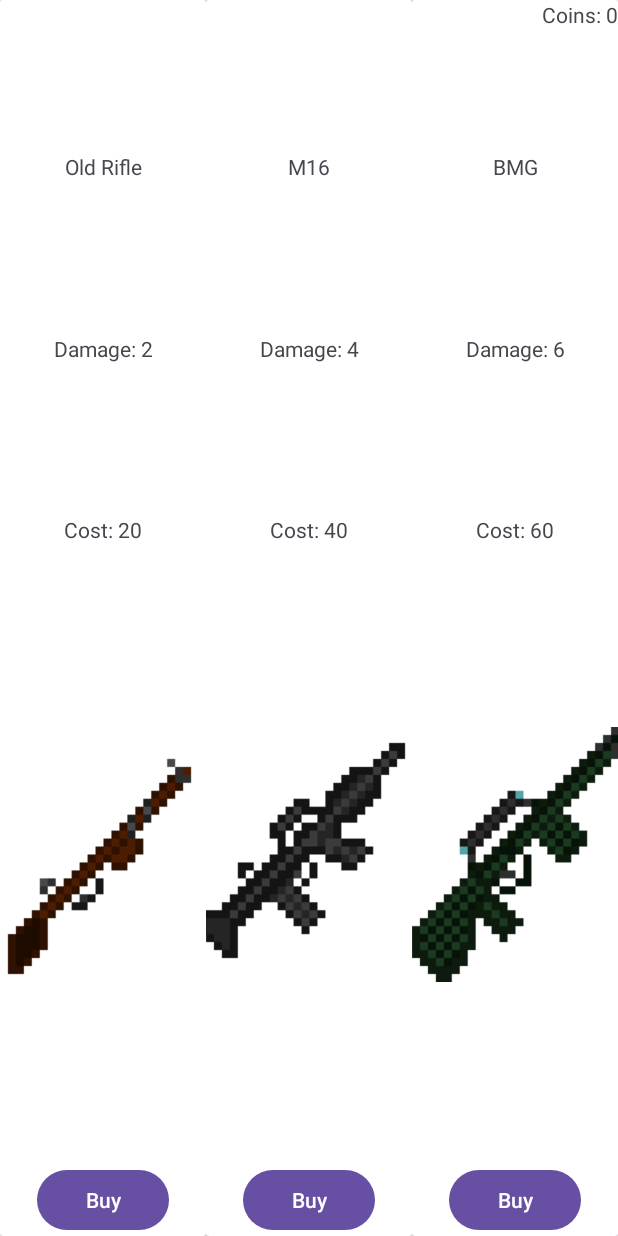
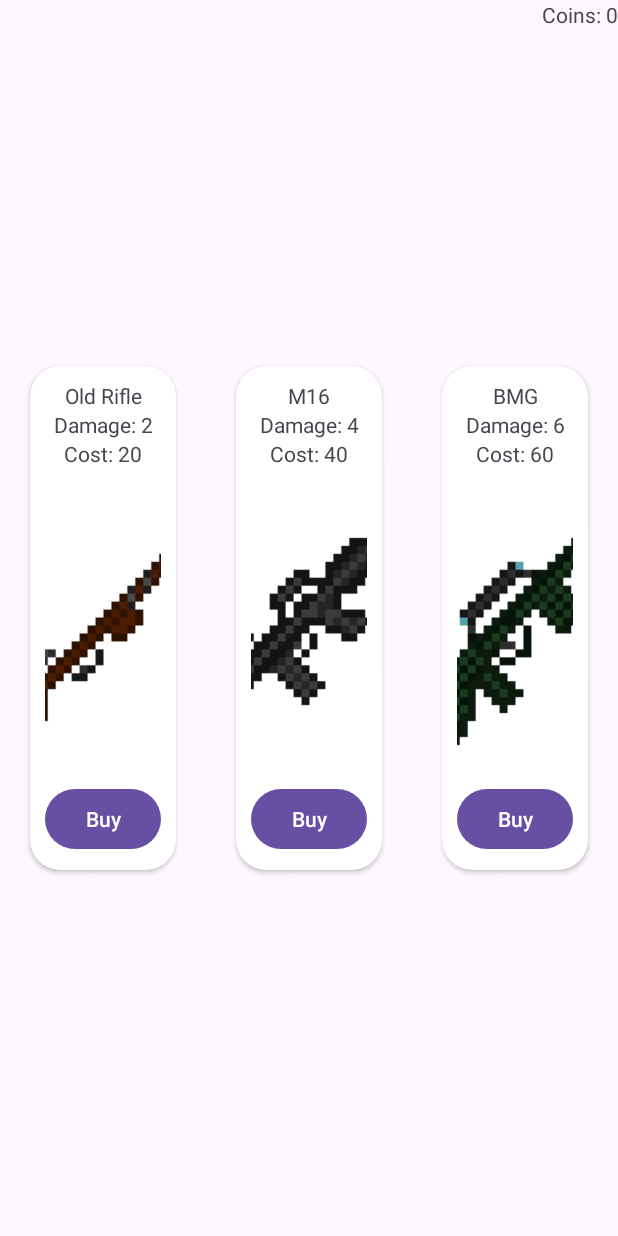
Before and after one commit to NikitunPVLK/Bob-The-Defender, an Android app: the fragment ShopFragment shown on its own in the app's theme, on a phone screen of 412 x 824 dp. Run offline under Robolectric (Android 15) with nearby library versions, the light colour scheme and no system bars.

Commit message:
Shop items fixed

```diff
--- a/app/src/main/res/layout/fragment_shop.xml
+++ b/app/src/main/res/layout/fragment_shop.xml
@@ -6,8 +6,8 @@
 
     <androidx.recyclerview.widget.RecyclerView
         android:id="@+id/weapon_list"
-        android:layout_width="match_parent"
-        android:layout_height="match_parent"
+        android:layout_width="wrap_content"
+        android:layout_height="wrap_content"
         android:orientation="horizontal"
         android:scrollbars="horizontal"
         app:layoutManager="androidx.recyclerview.widget.GridLayoutManager"
--- a/app/src/main/res/layout/weapon_list_item.xml
+++ b/app/src/main/res/layout/weapon_list_item.xml
@@ -3,11 +3,15 @@
     xmlns:app="http://schemas.android.com/apk/res-auto"
     xmlns:tools="http://schemas.android.com/tools"
     android:layout_width="wrap_content"
-    android:layout_height="match_parent">
+    android:layout_height="match_parent"
+    app:cardCornerRadius="20dp"
+    android:layout_marginVertical="5dp"
+    android:layout_marginHorizontal="20dp">
 
     <androidx.constraintlayout.widget.ConstraintLayout
         android:layout_width="wrap_content"
-        android:layout_height="match_parent">
+        android:layout_height="match_parent"
+        android:padding="10dp">
 
         <TextView
             android:id="@+id/weapon_name"
```
